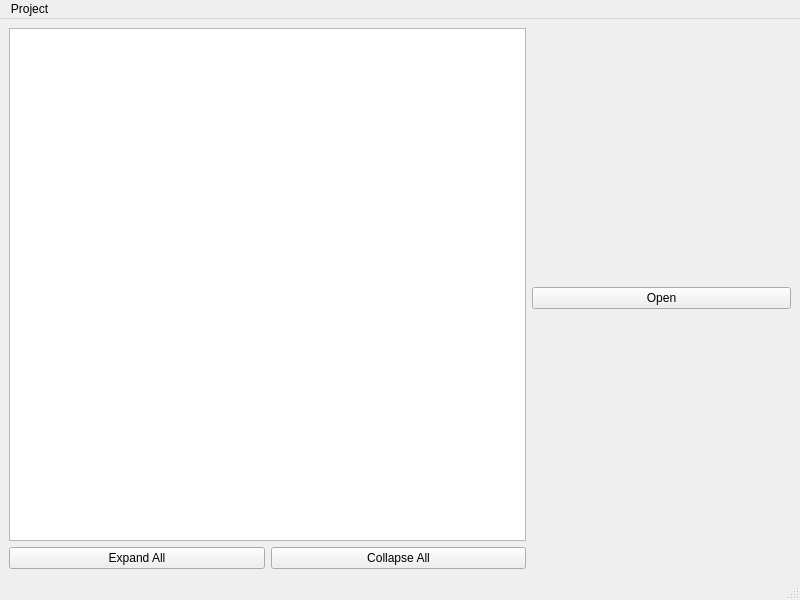
Qt form designer/ui/project_window_qt.ui (sho-87/cognitive-battery) before a commit.
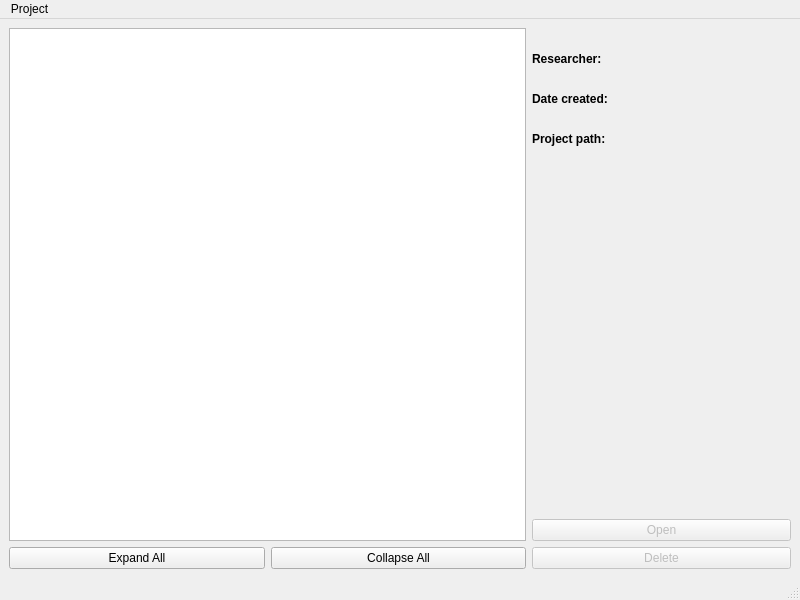
The same form after that commit.

Commit message: Display project info

Patch:
```diff
--- a/designer/ui/project_window_qt.ui
+++ b/designer/ui/project_window_qt.ui
@@ -101,8 +101,123 @@
       </item>
       <item>
        <layout class="QVBoxLayout" name="projectInfoLayout">
+        <item>
+         <widget class="QLabel" name="projectName">
+          <property name="sizePolicy">
+           <sizepolicy hsizetype="Minimum" vsizetype="Preferred">
+            <horstretch>0</horstretch>
+            <verstretch>0</verstretch>
+           </sizepolicy>
+          </property>
+          <property name="font">
+           <font>
+            <pointsize>12</pointsize>
+            <weight>75</weight>
+            <bold>true</bold>
+            <underline>true</underline>
+           </font>
+          </property>
+          <property name="text">
+           <string/>
+          </property>
+          <property name="alignment">
+           <set>Qt::AlignCenter</set>
+          </property>
+          <property name="wordWrap">
+           <bool>true</bool>
+          </property>
+          <property name="margin">
+           <number>20</number>
+          </property>
+         </widget>
+        </item>
+        <item>
+         <widget class="QLabel" name="researcherLabel">
+          <property name="font">
+           <font>
+            <weight>75</weight>
+            <bold>true</bold>
+           </font>
+          </property>
+          <property name="text">
+           <string>Researcher:</string>
+          </property>
+         </widget>
+        </item>
+        <item>
+         <widget class="QLabel" name="researcherValue">
+          <property name="text">
+           <string/>
+          </property>
+          <property name="indent">
+           <number>20</number>
+          </property>
+         </widget>
+        </item>
+        <item>
+         <widget class="QLabel" name="createdLabel">
+          <property name="font">
+           <font>
+            <weight>75</weight>
+            <bold>true</bold>
+           </font>
+          </property>
+          <property name="text">
+           <string>Date created:</string>
+          </property>
+         </widget>
+        </item>
+        <item>
+         <widget class="QLabel" name="createdValue">
+          <property name="text">
+           <string/>
+          </property>
+          <property name="indent">
+           <number>20</number>
+          </property>
+         </widget>
+        </item>
+        <item>
+         <widget class="QLabel" name="dirLabel">
+          <property name="font">
+           <font>
+            <weight>75</weight>
+            <bold>true</bold>
+           </font>
+          </property>
+          <property name="text">
+           <string>Project path:</string>
+          </property>
+         </widget>
+        </item>
+        <item>
+         <widget class="QLabel" name="dirValue">
+          <property name="text">
+           <string/>
+          </property>
+          <property name="indent">
+           <number>20</number>
+          </property>
+         </widget>
+        </item>
+        <item>
+         <spacer name="verticalSpacer">
+          <property name="orientation">
+           <enum>Qt::Vertical</enum>
+          </property>
+          <property name="sizeHint" stdset="0">
+           <size>
+            <width>20</width>
+            <height>40</height>
+           </size>
+          </property>
+         </spacer>
+        </item>
         <item>
          <widget class="QPushButton" name="openButton">
+          <property name="enabled">
+           <bool>false</bool>
+          </property>
           <property name="statusTip">
            <string>Open selected project</string>
           </property>
@@ -111,6 +226,16 @@
           </property>
          </widget>
         </item>
+        <item>
+         <widget class="QPushButton" name="deleteButton">
+          <property name="enabled">
+           <bool>false</bool>
+          </property>
+          <property name="text">
+           <string>Delete</string>
+          </property>
+         </widget>
+        </item>
        </layout>
       </item>
      </layout>
```
The commit also changes 2 other files.
